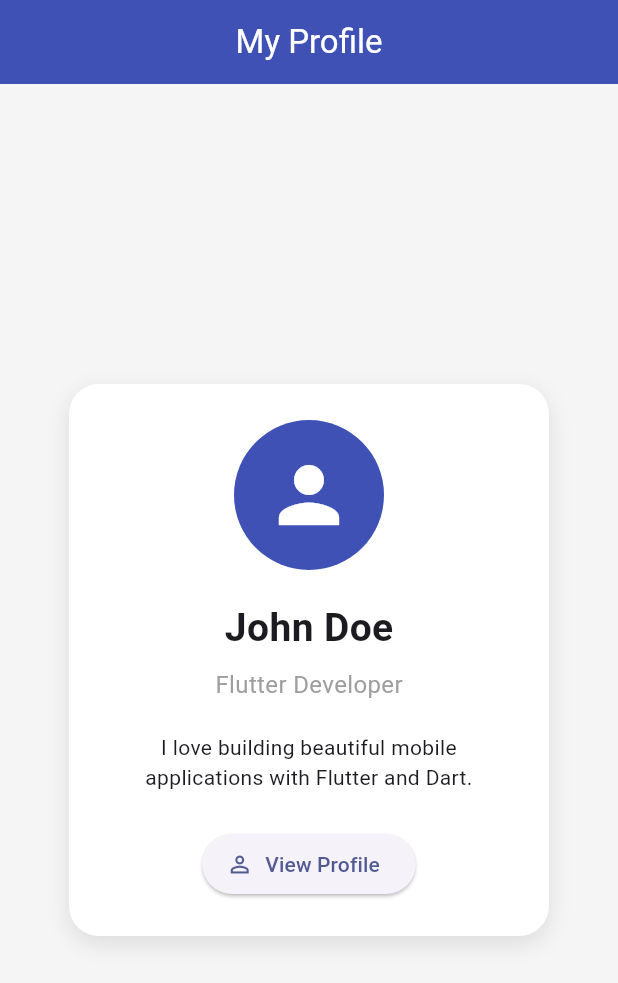
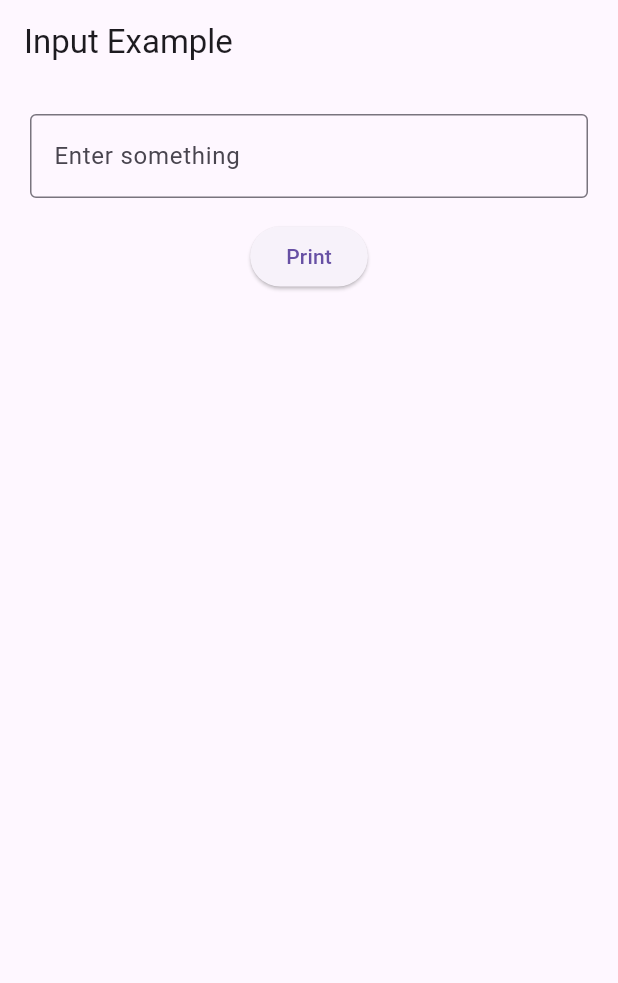
Before and after one commit to smsultan76/flutter_app, a Flutter app: the screen it shows after launch, on a phone screen of 412 x 824 dp. Shown: the top 983 px of the screen. Run offline on Flutter 3.47's test engine with Material 3 defaults, Android fonts, the phone set to English and light mode, and no system bars.

Commit message:
basic input output

```diff
--- a/lib/main.dart
+++ b/lib/main.dart
@@ -5,117 +5,90 @@ void main() {
   runApp(const MyApp());
 }
 
-// Root application widget
 class MyApp extends StatelessWidget {
   const MyApp({super.key});
 
   @override
   Widget build(BuildContext context) {
-    return MaterialApp(
+    return const MaterialApp(
       debugShowCheckedModeBanner: false,
-      title: 'My Profile App',
-      theme: ThemeData(
-        colorScheme: ColorScheme.fromSeed(
-          seedColor: Colors.indigo,
-        ),
-        useMaterial3: true,
-      ),
-      home: const ProfilePage(),
+      home: InputPage(),
     );
   }
 }
 
-// Profile screen
-class ProfilePage extends StatelessWidget {
-  const ProfilePage({super.key});
+class InputPage extends StatefulWidget {
+  const InputPage({super.key});
+
+  @override
+  State<InputPage> createState() => _InputPageState();
+}
+
+class _InputPageState extends State<InputPage> {
+
+  // Controller for reading input
+  final TextEditingController _controller =
+      TextEditingController();
+
+  // Stores the printed text
+  String outputText = '';
+
+  // Print button function
+  void printText() {
+    setState(() {
+      outputText = _controller.text;
+    });
+  }
+
+  @override
+  void dispose() {
+    _controller.dispose();
+    super.dispose();
+  }
 
   @override
   Widget build(BuildContext context) {
     return Scaffold(
-      backgroundColor: Colors.grey[100],
-
-      // Top application bar
       appBar: AppBar(
-        title: const Text('My Profile'),
-        backgroundColor: Colors.indigo,
-        foregroundColor: Colors.white,
-        centerTitle: true,
+        title: const Text('Input Example'),
       ),
 
-      // Main screen content
-      body: Center(
-        child: Container(
-          width: 320,
-          padding: const EdgeInsets.all(24),
-          decoration: BoxDecoration(
-            color: Colors.white,
-            borderRadius: BorderRadius.circular(20),
-            boxShadow: [
-              BoxShadow(
-                color: Colors.black.withValues(alpha: 0.1),
-                blurRadius: 12,
-                offset: const Offset(0, 5),
-              ),
-            ],
-          ),
+      body: Padding(
+        padding: const EdgeInsets.all(20),
 
         child: Column(
-            mainAxisSize: MainAxisSize.min,
           children: [
-              // Profile image placeholder
-              const CircleAvatar(
-                radius: 50,
-                backgroundColor: Colors.indigo,
-                child: Icon(
-                  Icons.person,
-                  size: 60,
-                  color: Colors.white,
+
+            // Input field
+            TextField(
+              controller: _controller,
+              decoration: const InputDecoration(
+                labelText: 'Enter something',
+                hintText: 'Type your text here',
+                border: OutlineInputBorder(),
               ),
             ),
 
-              const SizedBox(height: 20),
+            const SizedBox(height: 15),
 
-              // Name
-              const Text(
-                'John Doe',
-                style: TextStyle(
-                  fontSize: 26,
+            // Print button
+            ElevatedButton(
+              onPressed: printText,
+              child: const Text('Print'),
+            ),
+
+            const SizedBox(height: 25),
+
+            // Output text
+            Text(
+              outputText,
+              style: const TextStyle(
+                fontSize: 20,
                 fontWeight: FontWeight.bold,
               ),
             ),
 
-              const SizedBox(height: 8),
-
-              // Profession
-              const Text(
-                'Flutter Developer',
-                style: TextStyle(
-                  fontSize: 16,
-                  color: Colors.grey,
-                ),
-              ),
-
-              const SizedBox(height: 20),
-
-              // Description
-              const Text(
-                'I love building beautiful mobile applications '
-                'with Flutter and Dart.',
-                textAlign: TextAlign.center,
-              ),
-
-              const SizedBox(height: 24),
-
-              // Action button
-              ElevatedButton.icon(
-                onPressed: () {
-                  debugPrint('Profile button clicked!');
-                },
-                icon: const Icon(Icons.person_outline),
-                label: const Text('View Profile'),
-              ),
           ],
-          ),
         ),
       ),
     );
```
Lines whose indentation alone changed are shown as unchanged.
